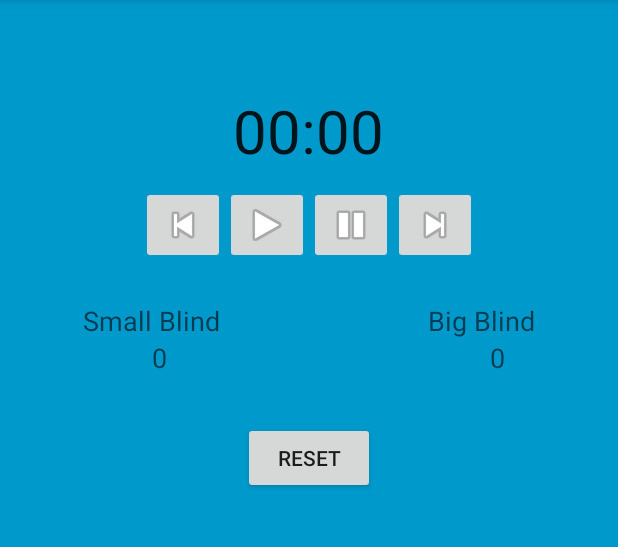
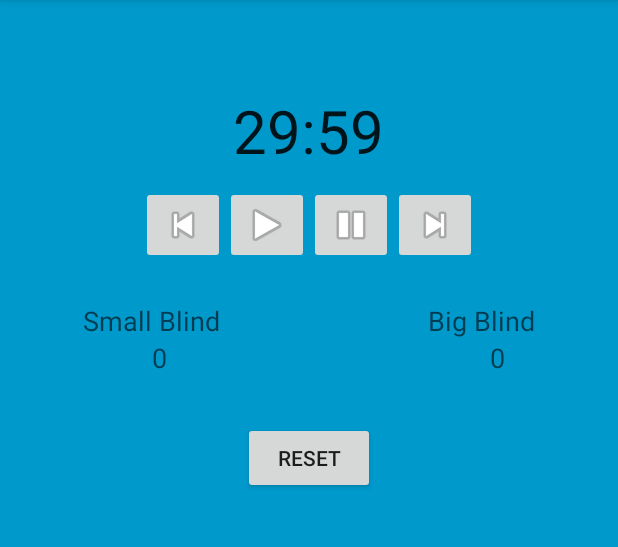
Before and after one commit to richpingree/AD2, an Android app: the screen it shows after launch (MainActivity), in the options menu, after a tap on "Settings", on a phone screen of 412 x 824 dp, the part 84-631 px from its top. Run offline under Robolectric (Android 15) with nearby library versions, the phone set to English and light mode, and no system bars; 2 statements that could not run were skipped.

Commit message:
Created CountDownTimer
Created CountDownTimer, timer works with static data and works as
intended.  Also made changes to  Blind form layout to center the text
in the EditText fields

```diff
--- a/TournamentTracker/app/src/main/java/com/richardpingree/tournamenttracker/Fragments/TimerFragment.java
+++ b/TournamentTracker/app/src/main/java/com/richardpingree/tournamenttracker/Fragments/TimerFragment.java
@@ -3,6 +3,7 @@ package com.richardpingree.tournamenttracker.Fragments;
 import android.app.Fragment;
 import android.content.Intent;
 import android.os.Bundle;
+import android.os.CountDownTimer;
 import android.support.annotation.Nullable;
 import android.util.Log;
 import android.view.LayoutInflater;
@@ -12,10 +13,13 @@ import android.view.MenuItem;
 import android.view.View;
 import android.view.ViewGroup;
 import android.widget.Button;
+import android.widget.ImageButton;
 import android.widget.TextView;
 
 import com.richardpingree.tournamenttracker.BlindListActivity;
 import com.richardpingree.tournamenttracker.R;
+
+import java.util.concurrent.TimeUnit;
 
 /**
  * Created by richardpingree on 5/18/15.
@@ -24,9 +28,13 @@ public class TimerFragment extends Fragment {
 
     private final String TAG = "TimerFragment.TAG";
 
+    private CountDownTimer countDownTimer;
+    private final long startTime = 1800 * 1000;
+    private final long interval = 1 * 1000;
     TextView timer, smallBlind, bigBlind;
+    ImageButton prevBtn, playBtn, pauseBtn, nextBtn;
+    Button resetButton;
 
-    Button resetButton;
 
     public TimerFragment(){
 
@@ -44,11 +52,86 @@ public class TimerFragment extends Fragment {
         super.onActivityCreated(savedInstanceState);
         setHasOptionsMenu(true);
 
+        countDownTimer = new MyCountDownTimer(startTime, interval);
+
         timer = (TextView)getView().findViewById(R.id.timerView);
+        timer.setText(""+String.format("%d:00", TimeUnit.MILLISECONDS.toMinutes(startTime)));
+        prevBtn = (ImageButton)getView().findViewById(R.id.previousBtn);
+        playBtn = (ImageButton)getView().findViewById(R.id.playBtn);
+        pauseBtn = (ImageButton)getView().findViewById(R.id.pauseBtn);
+        nextBtn = (ImageButton)getView().findViewById(R.id.nextBtn);
         smallBlind = (TextView)getView().findViewById(R.id.smallBlindValue);
         bigBlind = (TextView)getView().findViewById(R.id.bigBlindValue);
         resetButton = (Button)getView().findViewById(R.id.resetBtn);
 
+        prevBtn.setOnClickListener(new View.OnClickListener() {
+            @Override
+            public void onClick(View v) {
+
+            }
+        });
+
+        playBtn.setOnClickListener(new View.OnClickListener() {
+            @Override
+            public void onClick(View v) {
+                countDownTimer.start();
+
+            }
+        });
+
+        pauseBtn.setOnClickListener(new View.OnClickListener() {
+            @Override
+            public void onClick(View v) {
+                countDownTimer.cancel();
+
+            }
+        });
+
+        nextBtn.setOnClickListener(new View.OnClickListener() {
+            @Override
+            public void onClick(View v) {
+
+            }
+        });
+
+        resetButton.setOnClickListener(new View.OnClickListener() {
+            @Override
+            public void onClick(View v) {
+                countDownTimer.onTick(startTime);
+            }
+        });
+
+    }
+
+    public class MyCountDownTimer extends CountDownTimer{
+
+        /**
+         * @param startTime    The number of millis in the future from the call
+         *                          to {@link #start()} until the countdown is done and {@link #onFinish()}
+         *                          is called.
+         * @param interval The interval along the way to receive
+         *                          {@link #onTick(long)} callbacks.
+         */
+        public MyCountDownTimer(long startTime, long interval) {
+            super(startTime, interval);
+        }
+
+        @Override
+        public void onTick(long millisUntilFinished) {
+            //timer.setText("" + millisUntilFinished/1000);
+            //timer.setText((millisUntilFinished/60000)+ ":" +(millisUntilFinished % 60000/1000));
+//            timer.setText(""+String.format("%d min, %d sec", TimeUnit.MILLISECONDS.toMinutes(millisUntilFinished),
+//                    TimeUnit.MILLISECONDS.toSeconds(millisUntilFinished) -
+//                            TimeUnit.MINUTES.toSeconds(TimeUnit.MILLISECONDS.toMinutes(millisUntilFinished))));
+            timer.setText(""+String.format("%d:%02d", TimeUnit.MILLISECONDS.toMinutes(millisUntilFinished),
+                    TimeUnit.MILLISECONDS.toSeconds(millisUntilFinished) -
+                            TimeUnit.MINUTES.toSeconds(TimeUnit.MILLISECONDS.toMinutes(millisUntilFinished))));
+        }
+
+        @Override
+        public void onFinish() {
+
+        }
     }
 
     @Override
--- a/TournamentTracker/app/src/main/res/layout/fragment_blindform.xml
+++ b/TournamentTracker/app/src/main/res/layout/fragment_blindform.xml
@@ -20,6 +20,7 @@
                 android:layout_width="100dp"
                 android:layout_weight="0"
                 android:layout_marginLeft="20dp"
+                android:gravity="center_horizontal"
                 android:textAppearance="?android:attr/textAppearanceLarge"
                 android:inputType="number"
                 android:id="@+id/timeInput"/>
@@ -38,6 +39,7 @@
                 android:layout_width="100dp"
                 android:layout_weight="0"
                 android:layout_marginLeft="20dp"
+                android:gravity="center_horizontal"
                 android:textAppearance="?android:attr/textAppearanceLarge"
                 android:inputType="number"
                 android:id="@+id/smallBlindInput"/>
@@ -56,6 +58,7 @@
                 android:layout_width="100dp"
                 android:layout_weight="0"
                 android:layout_marginLeft="20dp"
+                android:gravity="center_horizontal"
                 android:textAppearance="?android:attr/textAppearanceLarge"
                 android:inputType="number"
                 android:id="@+id/bigBlindInput"/>
```
